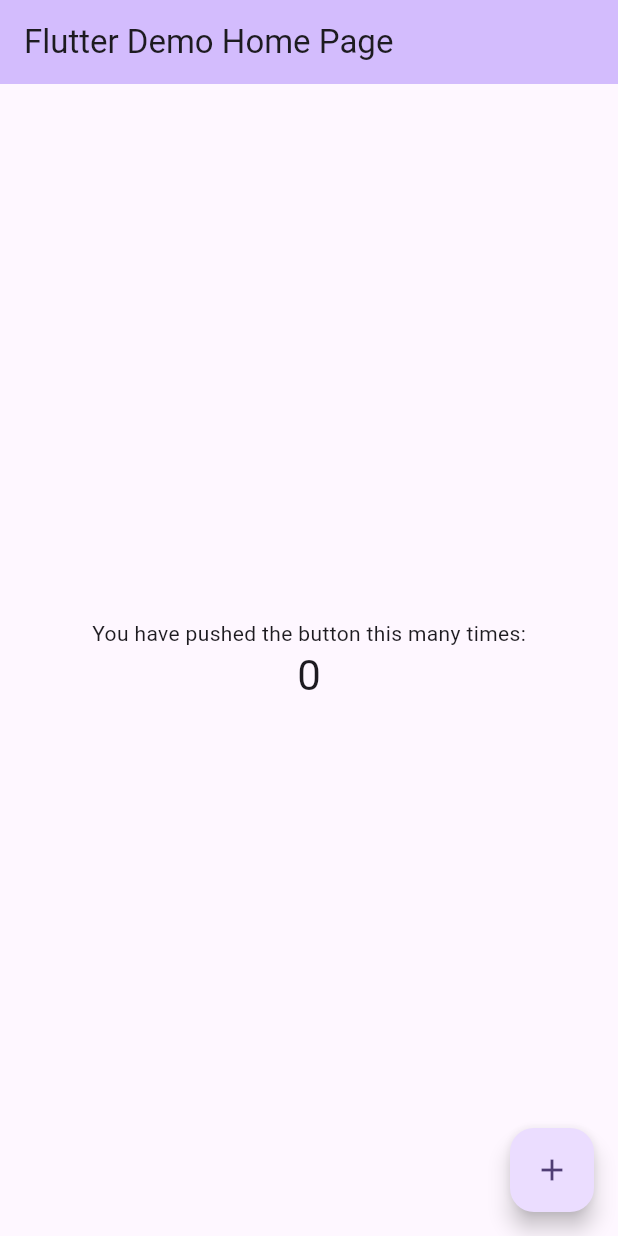
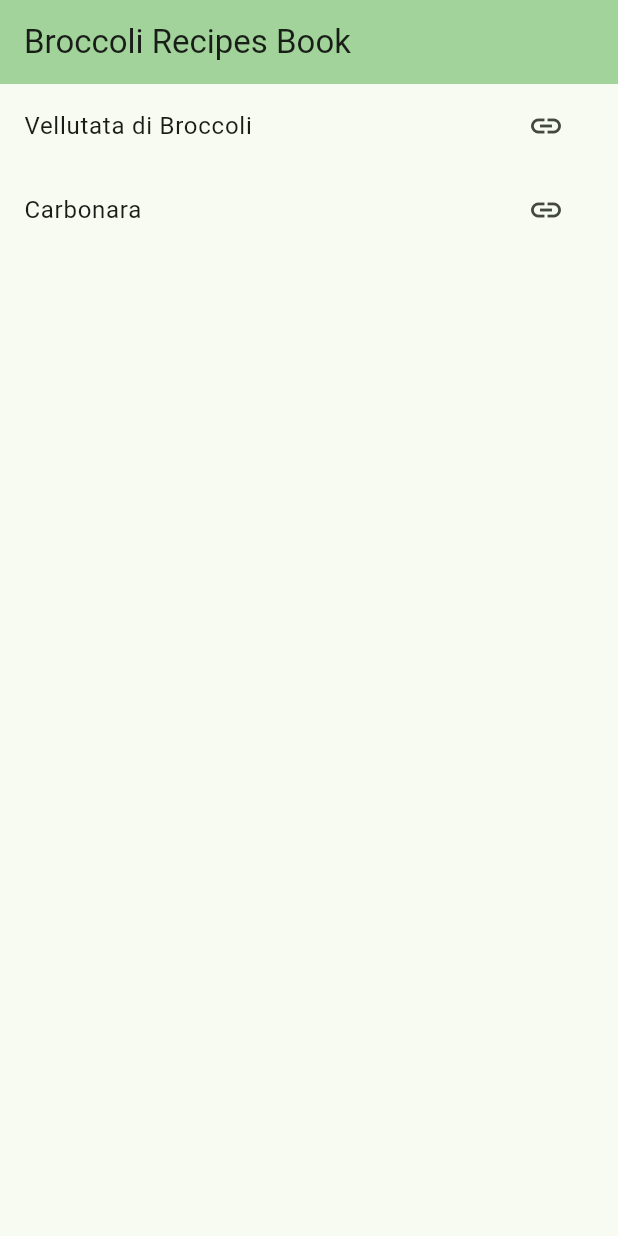
Before and after one commit to SamuDrigo/progetti_scolastici_flutter, a Flutter app: the screen it shows after launch, on a phone screen of 412 x 824 dp. Run offline on Flutter 3.47's test engine with Material 3 defaults, Android fonts, the phone set to English and light mode, and no system bars.

Commit message:
Creazione die file: - main.dart = logica e ricette - recipe.dart =  parametri necessari al funzionamento dell'app - recipeDetail.dart = visualizzazione su una pagina dedicata della ricetta, degli ingredienti e dei passaggi necessari alla sua raelizzazione

```diff
--- a/lib/main.dart
+++ b/lib/main.dart
@@ -1,4 +1,7 @@
 import 'package:flutter/material.dart';
+import 'package:esercizio_2_2/recipe.dart';
+import 'package:esercizio_2_2/recipeDetail.dart';
+
 
 void main() {
   runApp(const MyApp());
@@ -7,116 +10,113 @@ void main() {
 class MyApp extends StatelessWidget {
   const MyApp({super.key});
 
-  // This widget is the root of your application.
   @override
   Widget build(BuildContext context) {
     return MaterialApp(
-      title: 'Flutter Demo',
+      title: 'RecipesBookApp',
       theme: ThemeData(
-        // This is the theme of your application.
-        //
-        // TRY THIS: Try running your application with "flutter run". You'll see
-        // the application has a purple toolbar. Then, without quitting the app,
-        // try changing the seedColor in the colorScheme below to Colors.green
-        // and then invoke "hot reload" (save your changes or press the "hot
-        // reload" button in a Flutter-supported IDE, or press "r" if you used
-        // the command line to start the app).
-        //
-        // Notice that the counter didn't reset back to zero; the application
-        // state is not lost during the reload. To reset the state, use hot
-        // restart instead.
-        //
-        // This works for code too, not just values: Most code changes can be
-        // tested with just a hot reload.
-        colorScheme: ColorScheme.fromSeed(seedColor: Colors.deepPurple),
+        colorScheme: ColorScheme.fromSeed(seedColor: Colors.green),
       ),
-      home: const MyHomePage(title: 'Flutter Demo Home Page'),
+      home: const RecipeListState(title: 'Broccoli Recipes Book'),
     );
   }
 }
 
-class MyHomePage extends StatefulWidget {
-  const MyHomePage({super.key, required this.title});
-
-  // This widget is the home page of your application. It is stateful, meaning
-  // that it has a State object (defined below) that contains fields that affect
-  // how it looks.
-
-  // This class is the configuration for the state. It holds the values (in this
-  // case the title) provided by the parent (in this case the App widget) and
-  // used by the build method of the State. Fields in a Widget subclass are
-  // always marked "final".
-
+class RecipeListState extends StatefulWidget {
+  const RecipeListState({super.key, required this.title});
   final String title;
 
   @override
-  State<MyHomePage> createState() => _MyHomePageState();
+  State<RecipeListState> createState() => _RecipeListState();
 }
 
-class _MyHomePageState extends State<MyHomePage> {
-  int _counter = 0;
-
-  void _incrementCounter() {
-    setState(() {
-      // This call to setState tells the Flutter framework that something has
-      // changed in this State, which causes it to rerun the build method below
-      // so that the display can reflect the updated values. If we changed
-      // _counter without calling setState(), then the build method would not be
-      // called again, and so nothing would appear to happen.
-      _counter++;
-    });
-  }
+class _RecipeListState extends State<RecipeListState> {
+  final List<Recipe> recipes = [
+    Recipe(
+      title: 'Vellutata di Broccoli',
+      ingredients: [
+        '1) Broccoli  (450g);',
+        '2) Patate (400g);',
+        '3) 1 Porro;',
+        '4) Timo (2 rametti);',
+        '5) 700ml di brodo vegetale;',
+        '6) Sale e pepe q.b.;',
+        '7) Burro (30g);',
+      ],
+      steps: [
+        '- Per preparare la vellutata ai broccoli iniziate mondando e tagliando a fette sottili il porro.',
+        '- Poi sbucciate le patate e tagliatele a dadini. Lavate quindi i broccoli eliminando i gambi e dividendoli in cimette.',
+        '- In un tegame capiente ponete il burro a fondere, aggiungete i porri e fateli appassire per qualche minuto a fiamma dolce.',
+        '- e fateli appassire a fuoco basso per 10-15 minuti, senza fargli prendere colore.',
+        '- Aggiungete nel tegame le patate e i broccoli e fateli rosolare per qualche minuto mescolando',
+        '- poi aggiungete il brodo vegetale caldo e continuate la cottura per circa 30 minuti a fuoco dolce, salando e pepando',
+        '- Trascorso il tempo indicato, passate le verdure con un frullatore ad immersione. Rimettete la vellutata così ottenuta sul fuoco',
+        '- aggiustate di sale e aggiungete qualche fogliolina di timo',
+        '- Servite la vostra vellutata di broccoli ben calda. BUON APPETITO!',
+      ],
+      url: 'https://ricette.giallozafferano.it/Vellutata-di-broccoli.html',
+    ),
+    Recipe(
+      title: 'Carbonara',
+      ingredients: [
+        '1) Spaghetti (320g);',
+        '2) Guanciale (150g);',
+        '3) Tuorli (6);',
+        '4) Pecorino Romano DOP (50g);',
+        '5) Pepe nero q.b.;',
+      ],
+      steps: [
+        '- Per cominciare metitamo sul fuoco una pentola con l\'acqua salata per cuocere la pasta.',
+        '- Nel frattempo eliminate la cotenna dal guanciale e tagliatelo prima a fette e poi a striscioline spesse circa 1cm',
+        '- Versate i pezzetti di guanciale in una padella antiaderente e rosolate per circa 10 minuti a fiamma medio alta',
+        '- Una volta che bolle mettete gli spaghetti nell\'acqua bollente e cuoceteli al dente',
+        '- Intanto versate i tuorli in una ciotola',
+        '- Aggiungete il Pecorino e insaporite con il pepe nero',
+        '- Amalgamate il tutto con una frusta a mano, sino ad ottenere una crema liscia.',
+        '- Intanto il guanciale sarà giunto a cottura; spegnete il fuoco e utilizzando un mestolo prelevatelo dalla padella, lasciando il fondo di cottura all\'interno della padella stessa ',
+        '- Trasferite il guanciale in una ciotolina e tenetelo da parte.',
+        '- Versate una mestolata d\'acqua della pasta in padella, insieme al grasso del guanciale.',
+        '- Scolate la pasta al dente direttamente nel tegame con il fondo di cottura',
+        '- Saltatela brevemente per insaporirla',
+        '- Togliete dal fuoco e versate il composto di uova e Pecorino nel tegame.',
+        '- Mescolate velocemente per amalgamare.',
+        '- Aggiungete il guanciale e mescolate un\'ultima volta',
+        '- Servite gli spaghetti alla carbonara aggiungendo del pecorino e un pizzico di pepe nero. BUON APPETITO!',
+      ],
+      url: 'https://ricette.giallozafferano.it/Spaghetti-alla-Carbonara.html'
+    ),
+  ];
 
   @override
   Widget build(BuildContext context) {
-    // This method is rerun every time setState is called, for instance as done
-    // by the _incrementCounter method above.
-    //
-    // The Flutter framework has been optimized to make rerunning build methods
-    // fast, so that you can just rebuild anything that needs updating rather
-    // than having to individually change instances of widgets.
     return Scaffold(
       appBar: AppBar(
-        // TRY THIS: Try changing the color here to a specific color (to
-        // Colors.amber, perhaps?) and trigger a hot reload to see the AppBar
-        // change color while the other colors stay the same.
         backgroundColor: Theme.of(context).colorScheme.inversePrimary,
-        // Here we take the value from the MyHomePage object that was created by
-        // the App.build method, and use it to set our appbar title.
         title: Text(widget.title),
       ),
-      body: Center(
-        // Center is a layout widget. It takes a single child and positions it
-        // in the middle of the parent.
-        child: Column(
-          // Column is also a layout widget. It takes a list of children and
-          // arranges them vertically. By default, it sizes itself to fit its
-          // children horizontally, and tries to be as tall as its parent.
-          //
-          // Column has various properties to control how it sizes itself and
-          // how it positions its children. Here we use mainAxisAlignment to
-          // center the children vertically; the main axis here is the vertical
-          // axis because Columns are vertical (the cross axis would be
-          // horizontal).
-          //
-          // TRY THIS: Invoke "debug painting" (choose the "Toggle Debug Paint"
-          // action in the IDE, or press "p" in the console), to see the
-          // wireframe for each widget.
-          mainAxisAlignment: MainAxisAlignment.center,
-          children: <Widget>[
-            const Text('You have pushed the button this many times:'),
-            Text(
-              '$_counter',
-              style: Theme.of(context).textTheme.headlineMedium,
+      body: ListView.builder(
+        itemCount: recipes.length,
+        itemBuilder: (context, index) {
+          final recipe = recipes[index];
+          return ListTile(
+            title: Text(recipe.title),
+            onTap: () {
+              Navigator.push(
+                context,
+                MaterialPageRoute(
+                  builder: (context) => RecipeDetailScreen(recipe: recipe),
+                ),
+              );
+            },
+            trailing: IconButton(
+              onPressed: () {
+                ScaffoldMessenger.of(context).showSnackBar(SnackBar(content: Text('Link: ${recipe.url}')));
+                },
+              icon: Icon(Icons.link),
             ),
-          ],
-        ),
+          );
+        },
       ),
-      floatingActionButton: FloatingActionButton(
-        onPressed: _incrementCounter,
-        tooltip: 'Increment',
-        child: const Icon(Icons.add),
-      ), // This trailing comma makes auto-formatting nicer for build methods.
     );
   }
 }
--- /dev/null
+++ b/lib/recipe.dart
@@ -0,0 +1,12 @@
+class Recipe {
+    Recipe ({
+        required this.title,
+        required this.ingredients,
+        required this.steps,
+        required this.url,
+    });
+    final String title;
+    final List<String> ingredients;
+    final List<String> steps;
+    final String url;
+}
--- /dev/null
+++ b/lib/recipeDetail.dart
@@ -0,0 +1,45 @@
+import 'package:flutter/material.dart';
+import 'package:esercizio_2_2/recipe.dart';
+import 'package:url_launcher/url_launcher.dart';
+
+class RecipeDetailScreen extends StatelessWidget {
+  final Recipe recipe;
+
+  const RecipeDetailScreen({super.key, required this.recipe});
+
+  @override
+  Widget build(BuildContext context) {
+    return Scaffold(
+      appBar: AppBar(title: Text(recipe.title)),
+      body: ListView(
+        padding: EdgeInsets.all(16),
+        children: [
+          Text(
+            recipe.title,
+            style: TextStyle(fontSize: 24, fontWeight: FontWeight.bold),
+          ),
+          SizedBox(height: 10),
+          Text(
+            'Ingredienti',
+            style: TextStyle(fontSize: 20, fontWeight: FontWeight.bold),
+          ),
+          ...recipe.ingredients.map((ingredient) => Text(ingredient)),
+          SizedBox(height: 20),
+          Text(
+            'Procedimento',
+            style: TextStyle(fontSize: 20, fontWeight: FontWeight.bold),
+          ),
+          ...recipe.steps.map((step) => Text(step)),
+          SizedBox(height: 30),
+          ElevatedButton(
+            onPressed: () async {
+              final uri = Uri.parse(recipe.url);
+              await launchUrl(uri, mode: LaunchMode.externalApplication);
+            },
+            child: Text('Apri il link della ricetta'),
+          ),
+        ],
+      ),
+    );
+  }
+}
```
